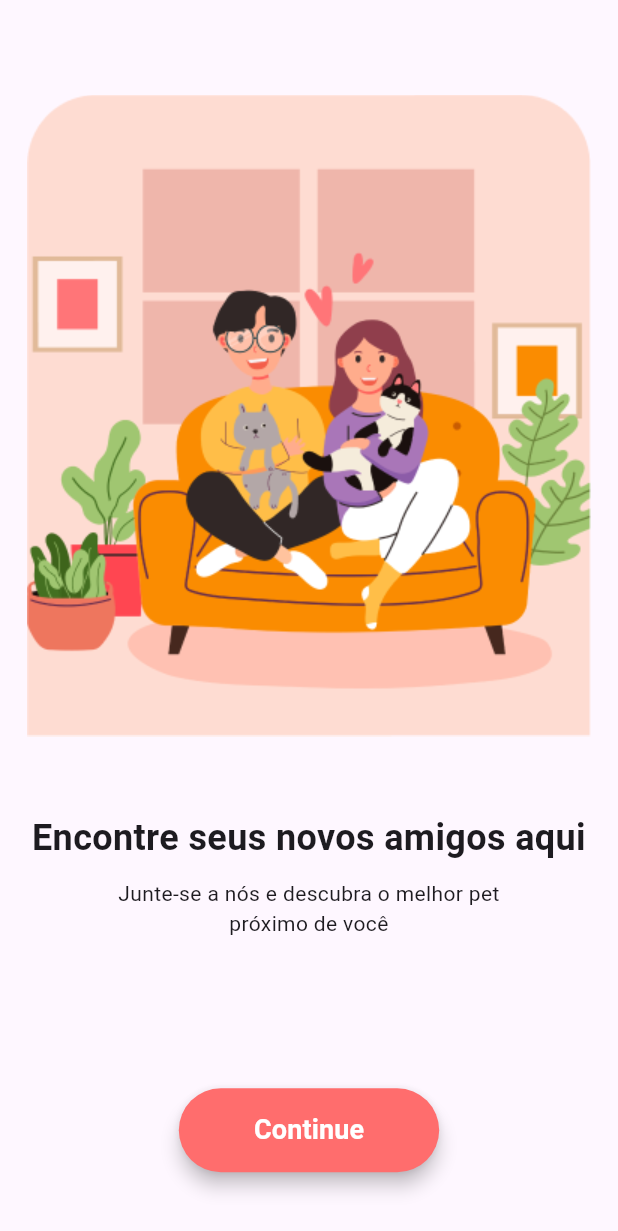
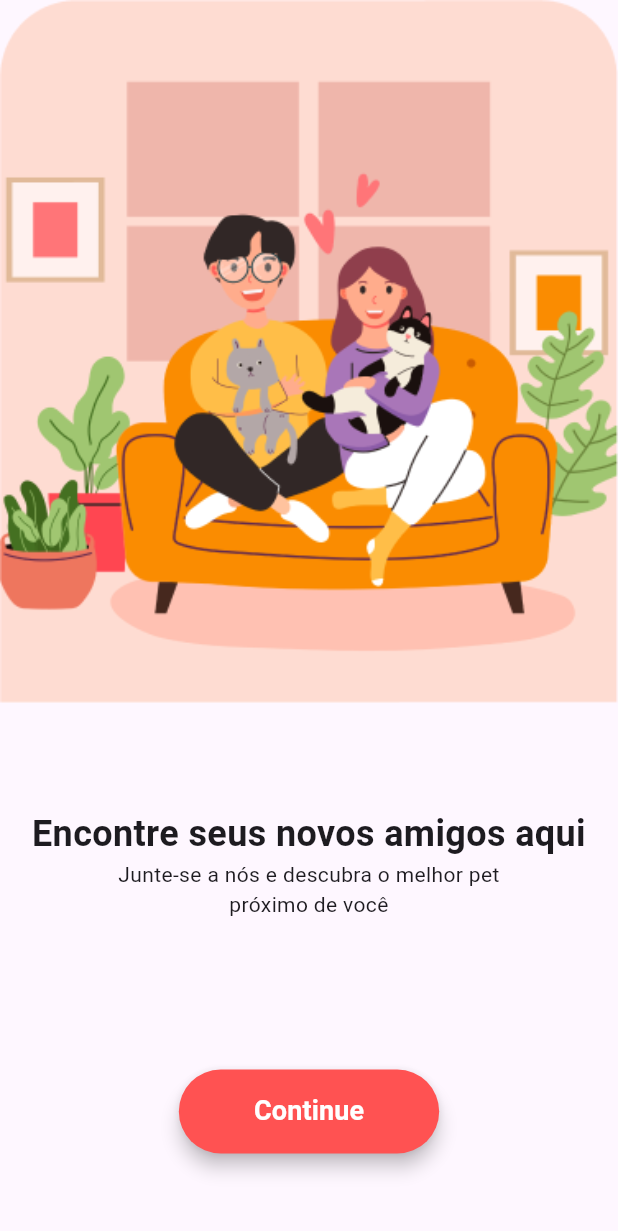
Before and after one commit to kawanwagnner/Pet-s_Day, a Flutter app: the screen it shows after launch, on a phone screen of 412 x 824 dp. Shown: the top 1231 px of the screen. Run offline on Flutter 3.47's test engine with Material 3 defaults, Android fonts, the phone set to English and light mode, and no system bars; our stand-ins replace font_awesome_flutter.

Commit message:
new images

```diff
--- a/lib/screens/home_screen.dart
+++ b/lib/screens/home_screen.dart
@@ -163,7 +163,7 @@ class _HomeScreenState extends State<HomeScreen> {
                       child: const Text(
                         'Ver todos',
                         style: TextStyle(
-                          color: Colors.redAccent,
+                          color: Color.fromARGB(255, 252, 59, 59),
                           fontSize: 16,
                         ),
                       ),
@@ -223,7 +223,7 @@ class _HomeScreenState extends State<HomeScreen> {
           BottomNavigationBarItem(
             icon: FaIcon(
               FontAwesomeIcons.gears,
-              color: Colors.black,
+              color: Color(0xFF272626),
             ), // Ícone de configurações
             label: '',
           ),
--- a/lib/screens/welcome_screen.dart
+++ b/lib/screens/welcome_screen.dart
@@ -8,15 +8,13 @@ class WelcomeScreen extends StatelessWidget {
     return Scaffold(
       body: Center(
         child: Column(
-          mainAxisAlignment: MainAxisAlignment.center,
           children: [
             Image.asset(
               'assets/img/welcome.png',
               width: 700,
+              fit: BoxFit.cover, // Ajusta a imagem para preencher o espaço
             ),
-            const SizedBox(
-              height: 30,
-            ),
+            const SizedBox(height: 70),
             const SizedBox(
               width: 400,
               child: Text(
@@ -29,9 +27,6 @@ class WelcomeScreen extends StatelessWidget {
               ),
             ),
             const SizedBox(
-              height: 10,
-            ),
-            const SizedBox(
               width: 300,
               child: Text(
                 'Junte-se a nós e descubra o melhor pet próximo de você',
@@ -42,15 +37,13 @@ class WelcomeScreen extends StatelessWidget {
             ElevatedButton(
               style: ElevatedButton.styleFrom(
                 foregroundColor: const Color(0xFFFFFFFF),
-                backgroundColor:
-                    const Color(0xFFFF6D6D), // Cor do texto no botão
+                backgroundColor: Colors.redAccent,
                 padding:
                     const EdgeInsets.symmetric(horizontal: 50, vertical: 15),
                 shape: RoundedRectangleBorder(
-                  borderRadius:
-                      BorderRadius.circular(30), // Bordas arredondadas
+                  borderRadius: BorderRadius.circular(30),
                 ),
-                elevation: 5, // Sombra do botão
+                elevation: 5,
               ),
               onPressed: () {
                 Navigator.pushNamed(context, '/home');
--- a/lib/widgets/banner_widget.dart
+++ b/lib/widgets/banner_widget.dart
@@ -13,7 +13,7 @@ class BannerWidget extends StatelessWidget {
           Container(
             height: 150,
             decoration: BoxDecoration(
-              color: const Color.fromARGB(255, 255, 117, 120),
+              color: Colors.redAccent,
               borderRadius: BorderRadius.circular(15),
             ),
           ),
@@ -76,7 +76,7 @@ class BannerWidget extends StatelessWidget {
               crossAxisAlignment: CrossAxisAlignment.start,
               children: [
                 const Text(
-                  'Join Our Animal Lovers Community',
+                  'Comunidade Amantes de Pets',
                   style: TextStyle(
                     color: Colors.white,
                     fontSize: 16,
@@ -93,7 +93,7 @@ class BannerWidget extends StatelessWidget {
                       borderRadius: BorderRadius.circular(20),
                     ),
                   ),
-                  child: const Text('Continue'),
+                  child: const Text('Fazer parte'),
                 ),
               ],
             ),
```
Also changed, not shown: lib/screens/pet_details_screen.dart (+4 -4 lines), lib/widgets/category_chips.dart (+18 -3 lines), assets/img/mostruario-petadopt/tela3-details.png, assets/img/mostruario-petadopt/tela4-description.png, assets/img/mostruario-petadopt/tela5-favs.png (renamed from assets/img/mostruario-petadopt/favs.png), 1 other file.
